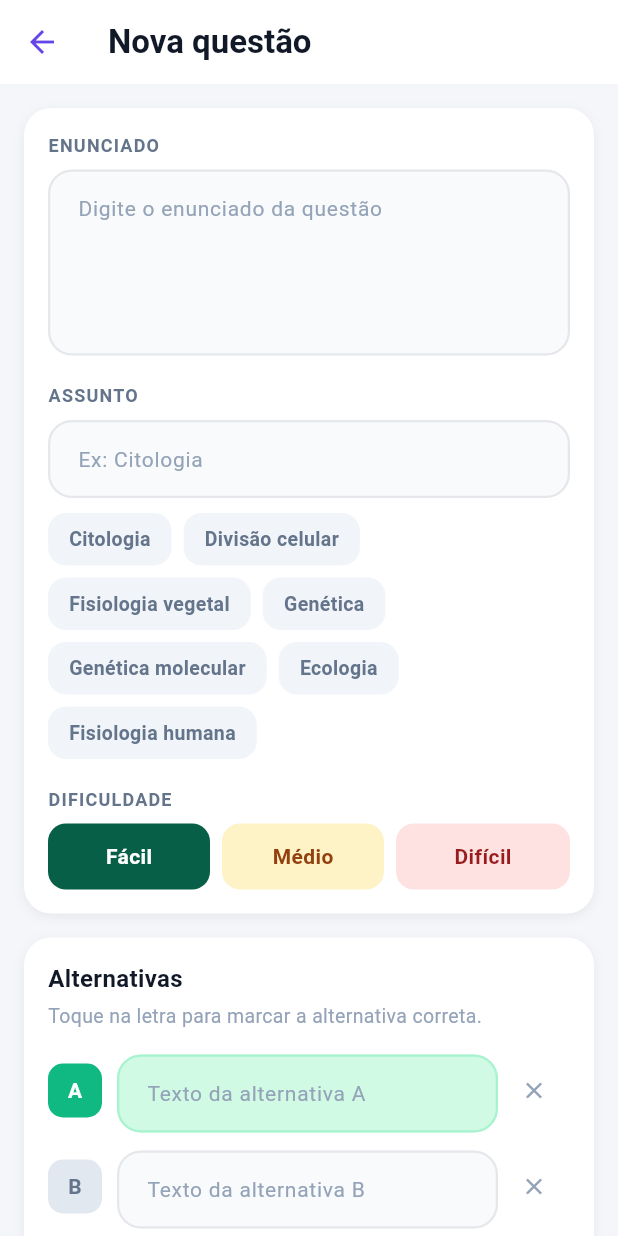
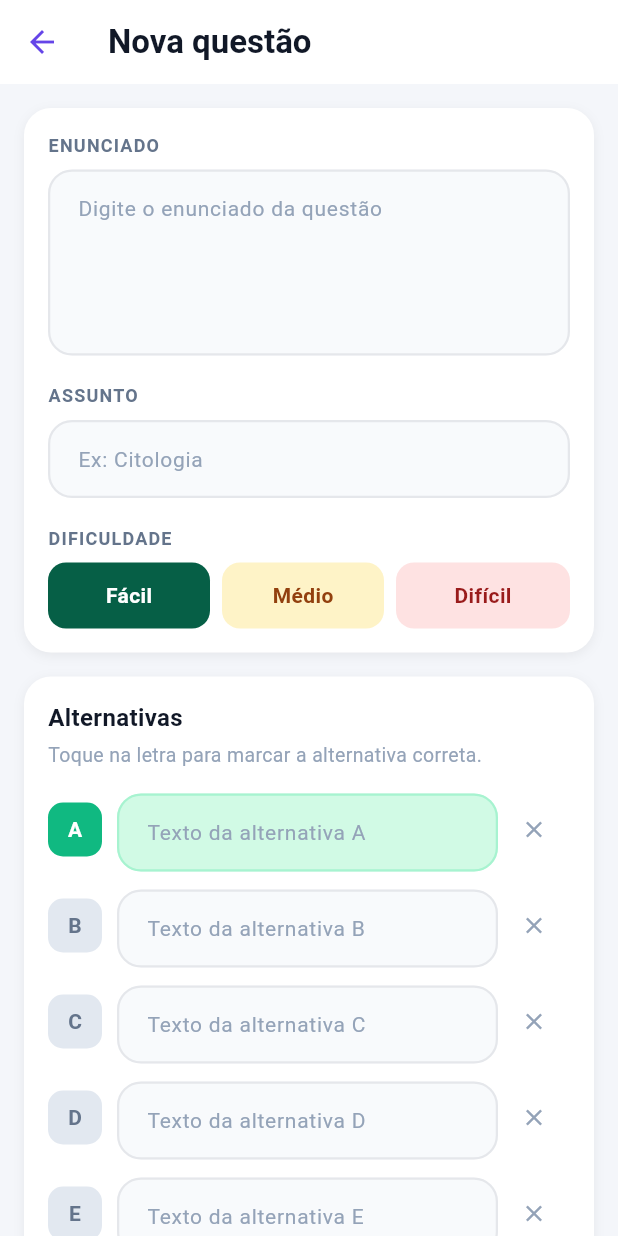
Before and after one commit to JoaoVitorWinter/prova_certa, a Flutter app: the BancoQuestoesScreen screen opened directly, after a tap on "+ Adicionar", on a phone screen of 412 x 824 dp. Run offline on Flutter 3.47's test engine with Material 3 defaults, Android fonts, the phone set to English and light mode, and no system bars; our stand-ins replace camera, cloud_firestore, csv, file_picker, firebase_auth, firebase_core and 1 more; missing offline and left inert: mobile_scanner; accounts and stored records are empty.

Commit message:
feat: banco de questoes no Firestore com CRUD

```diff
--- a/lib/screens/banco_questoes_screen.dart
+++ b/lib/screens/banco_questoes_screen.dart
@@ -1,27 +1,79 @@
+import 'dart:async';
+
 import 'package:flutter/material.dart';
 
-import '../mocks/questoes_mock.dart';
 import '../models/questao.dart';
+import '../services/questao_service.dart';
 import 'questao_form_screen.dart';
 
 const dificuldades = ['Fácil', 'Médio', 'Difícil'];
 
 class BancoQuestoesScreen extends StatefulWidget {
-  const BancoQuestoesScreen({super.key});
+  final QuestaoService? questaoService;
+
+  const BancoQuestoesScreen({super.key, this.questaoService});
 
   @override
   State<BancoQuestoesScreen> createState() => _BancoQuestoesScreenState();
 }
 
 class _BancoQuestoesScreenState extends State<BancoQuestoesScreen> {
+  late final QuestaoService questaoService;
+  StreamSubscription<List<Questao>>? assinatura;
+
+  List<Questao> questoes = [];
+  bool carregando = true;
+  Object? erro;
+
   String dificuldadeFiltro = 'Todas';
   String assuntoFiltro = 'Todos';
   String? questaoAberta;
 
+  @override
+  void initState() {
+    super.initState();
+    questaoService = widget.questaoService ?? QuestaoService();
+    escutarQuestoes();
+  }
+
+  @override
+  void dispose() {
+    assinatura?.cancel();
+    super.dispose();
+  }
+
+  void escutarQuestoes() {
+    assinatura?.cancel();
+
+    assinatura = questaoService.monitorarQuestoes().listen(
+      (lista) {
+        setState(() {
+          questoes = lista;
+          carregando = false;
+
+          if (!assuntos.contains(assuntoFiltro)) {
+            assuntoFiltro = 'Todos';
+          }
+        });
+      },
+      onError: (Object e) {
+        setState(() {
+          erro = e;
+          carregando = false;
+        });
+      },
+      onDone: () {
+        if (mounted && carregando) {
+          setState(() => carregando = false);
+        }
+      },
+    );
+  }
+
   List<String> get assuntos {
     final lista = <String>['Todos'];
 
-    for (final questao in questoesMock) {
+    for (final questao in questoes) {
       if (!lista.contains(questao.assunto)) {
         lista.add(questao.assunto);
       }
@@ -41,32 +93,26 @@ class _BancoQuestoesScreenState extends State<BancoQuestoesScreen> {
   }
 
   List<Questao> get questoesFiltradas {
-    return questoesMock.where(passaNoFiltro).toList();
+    return questoes.where(passaNoFiltro).toList();
   }
 
   Future<void> abrirFormulario({Questao? questao}) async {
     final salva = await Navigator.push<Questao>(
       context,
       MaterialPageRoute(
-        builder: (context) => QuestaoFormScreen(questao: questao),
+        builder: (context) => QuestaoFormScreen(
+          questao: questao,
+          questaoService: questaoService,
+          assuntosExistentes: assuntos.skip(1).toList(),
+        ),
       ),
     );
 
-    if (salva == null) {
+    if (salva == null || !mounted) {
       return;
     }
 
     setState(() {
-      final indice = questoesMock.indexWhere(
-        (item) => item.id == salva.id,
-      );
-
-      if (indice == -1) {
-        questoesMock.add(salva);
-      } else {
-        questoesMock[indice] = salva;
-      }
-
       if (!passaNoFiltro(salva)) {
         dificuldadeFiltro = 'Todas';
         assuntoFiltro = 'Todos';
@@ -149,19 +195,30 @@ class _BancoQuestoesScreenState extends State<BancoQuestoesScreen> {
       return;
     }
 
-    setState(() {
-      questoesMock.removeWhere((item) => item.id == questao.id);
-
-      if (!assuntos.contains(assuntoFiltro)) {
-        assuntoFiltro = 'Todos';
+    try {
+      await questaoService.excluirQuestao(questao.id);
+    } catch (e) {
+      if (!mounted) {
+        return;
       }
 
-      questaoAberta = null;
-    });
+      ScaffoldMessenger.of(context).showSnackBar(
+        SnackBar(
+          content: Text('Não foi possível excluir a questão: $e'),
+          backgroundColor: const Color(0xFFD32F2F),
+          behavior: SnackBarBehavior.floating,
+        ),
+      );
+      return;
+    }
 
     if (!mounted) {
       return;
     }
+
+    setState(() {
+      questaoAberta = null;
+    });
 
     ScaffoldMessenger.of(context).showSnackBar(
       const SnackBar(
@@ -170,10 +227,169 @@ class _BancoQuestoesScreenState extends State<BancoQuestoesScreen> {
     );
   }
 
+  Widget buildConteudo() {
+    if (carregando) {
+      return const Center(
+        child: CircularProgressIndicator(
+          color: Color(0xFF6545E8),
+        ),
+      );
+    }
+
+    if (erro != null) {
+      return Center(
+        child: Padding(
+          padding: const EdgeInsets.all(24),
+
+          child: Column(
+            mainAxisAlignment: MainAxisAlignment.center,
+
+            children: [
+              const Icon(
+                Icons.error_outline_rounded,
+                size: 48,
+                color: Color(0xFFE53935),
+              ),
+
+              const SizedBox(height: 12),
+
+              const Text(
+                'Não foi possível carregar as questões.',
+
+                style: TextStyle(
+                  fontSize: 16,
+                  fontWeight: FontWeight.bold,
+                  color: Color(0xFF111827),
+                ),
+              ),
+
+              const SizedBox(height: 6),
+
+              Text(
+                '$erro',
+                textAlign: TextAlign.center,
+
+                style: const TextStyle(
+                  color: Color(0xFF94A3B8),
+                  fontSize: 13,
+                ),
+              ),
+
+              const SizedBox(height: 16),
+
+              ElevatedButton(
+                onPressed: () {
+                  setState(() {
+                    carregando = true;
+                    erro = null;
+                  });
+
+                  escutarQuestoes();
+                },
+
+                style: ElevatedButton.styleFrom(
+                  backgroundColor: const Color(0xFF6545E8),
+                  foregroundColor: Colors.white,
+                ),
+
+                child: const Text('Tentar novamente'),
+              ),
+            ],
+          ),
+        ),
+      );
+    }
+
+    if (questoes.isEmpty) {
+      return const Center(
+        child: Padding(
+          padding: EdgeInsets.all(24),
+
+          child: Column(
+            mainAxisAlignment: MainAxisAlignment.center,
+
+            children: [
+              Icon(
+                Icons.quiz_outlined,
+                size: 48,
+                color: Color(0xFF94A3B8),
+              ),
+
+              SizedBox(height: 12),
+
+              Text(
+                'Nenhuma questão cadastrada',
+
+                style: TextStyle(
+                  fontSize: 16,
+                  fontWeight: FontWeight.bold,
+                  color: Color(0xFF111827),
+                ),
+              ),
+
+              SizedBox(height: 6),
+
+              Text(
+                'Toque em "+ Adicionar" para criar a primeira questão.',
+                textAlign: TextAlign.center,
+
+                style: TextStyle(
+                  color: Color(0xFF94A3B8),
+                  fontSize: 13,
+                ),
+              ),
+            ],
+          ),
+        ),
+      );
+    }
+
+    final filtradas = questoesFiltradas;
+
+    return ListView.separated(
+      padding: const EdgeInsets.fromLTRB(14, 14, 14, 24),
+      itemCount: filtradas.length + 1,
+
+      separatorBuilder: (context, index) => const SizedBox(height: 10),
+
+      itemBuilder: (context, index) {
+        if (index == 0) {
+          final total = filtradas.length;
+
+          return Text(
+            total == 1
+                ? '1 questão encontrada'
+                : '$total questões encontradas',
+
+            style: const TextStyle(
+              color: Color(0xFF94A3B8),
+              fontSize: 13,
+            ),
+          );
+        }
+
+        final questao = filtradas[index - 1];
+
+        return QuestaoCard(
+          questao: questao,
+          numero: index,
+          aberta: questaoAberta == questao.id,
+
+          onToggle: () {
+            setState(() {
+              questaoAberta = questaoAberta == questao.id ? null : questao.id;
+            });
+          },
+
+          onEditar: () => abrirFormulario(questao: questao),
+          onExcluir: () => excluirQuestao(questao),
+        );
+      },
+    );
+  }
+
   @override
   Widget build(BuildContext context) {
-    final questoes = questoesFiltradas;
-
     return Scaffold(
       backgroundColor: const Color(0xFFF4F6FA),
 
@@ -185,27 +401,13 @@ class _BancoQuestoesScreenState extends State<BancoQuestoesScreen> {
           color: Color(0xFF6545E8),
         ),
 
-        title: const Column(
-          crossAxisAlignment: CrossAxisAlignment.start,
-          mainAxisSize: MainAxisSize.min,
-          children: [
-            Text(
+        title: const Text(
           'Banco de Questões',
           style: TextStyle(
             color: Color(0xFF111827),
             fontWeight: FontWeight.bold,
             fontSize: 16,
           ),
-            ),
-            Text(
-              'Modo demonstrativo',
-              style: TextStyle(
-                color: Color(0xFF6545E8),
-                fontSize: 10,
-                fontWeight: FontWeight.w500,
-              ),
-            ),
-          ],
         ),
 
         actions: [
@@ -318,47 +520,7 @@ class _BancoQuestoesScreenState extends State<BancoQuestoesScreen> {
           ),
 
           Expanded(
-            child: ListView.separated(
-              padding: const EdgeInsets.fromLTRB(14, 14, 14, 24),
-              itemCount: questoes.length + 1,
-
-              separatorBuilder: (context, index) => const SizedBox(height: 10),
-
-              itemBuilder: (context, index) {
-                if (index == 0) {
-                  final total = questoes.length;
-
-                  return Text(
-                    total == 1
-                        ? '1 questão encontrada'
-                        : '$total questões encontradas',
-
-                    style: const TextStyle(
-                      color: Color(0xFF94A3B8),
-                      fontSize: 13,
-                    ),
-                  );
-                }
-
-                final questao = questoes[index - 1];
-
-                return QuestaoCard(
-                  questao: questao,
-                  numero: index,
-                  aberta: questaoAberta == questao.id,
-
-                  onToggle: () {
-                    setState(() {
-                      questaoAberta =
-                          questaoAberta == questao.id ? null : questao.id;
-                    });
-                  },
-
-                  onEditar: () => abrirFormulario(questao: questao),
-                  onExcluir: () => excluirQuestao(questao),
-                );
-              },
-            ),
+            child: buildConteudo(),
           ),
         ],
       ),
--- a/lib/screens/questao_form_screen.dart
+++ b/lib/screens/questao_form_screen.dart
@@ -1,20 +1,24 @@
 import 'package:flutter/material.dart';
 
-import '../mocks/questoes_mock.dart';
 import '../models/alternativa.dart';
 import '../models/questao.dart';
+import '../services/questao_service.dart';
 import 'banco_questoes_screen.dart';
 
 const disciplinaPadrao = 'Biologia';
-const maximoAlternativas = 5;
-const minimoAlternativas = 2;
+const maximoAlternativas = QuestaoService.maximoAlternativas;
+const minimoAlternativas = QuestaoService.minimoAlternativas;
 
 class QuestaoFormScreen extends StatefulWidget {
   final Questao? questao;
+  final QuestaoService? questaoService;
+  final List<String> assuntosExistentes;
 
   const QuestaoFormScreen({
     super.key,
     this.questao,
+    this.questaoService,
+    this.assuntosExistentes = const [],
   });
 
   @override
@@ -22,6 +26,8 @@ class QuestaoFormScreen extends StatefulWidget {
 }
 
 class _QuestaoFormScreenState extends State<QuestaoFormScreen> {
+  late final QuestaoService questaoService;
+
   final enunciadoController = TextEditingController();
   final assuntoController = TextEditingController();
 
@@ -29,12 +35,15 @@ class _QuestaoFormScreenState extends State<QuestaoFormScreen> {
 
   String dificuldade = 'Fácil';
   int corretaIndex = 0;
+  bool salvando = false;
 
   bool get editando => widget.questao != null;
 
   @override
   void initState() {
     super.initState();
+
+    questaoService = widget.questaoService ?? QuestaoService();
 
     final questao = widget.questao;
 
@@ -79,17 +88,7 @@ class _QuestaoFormScreenState extends State<QuestaoFormScreen> {
     return String.fromCharCode(65 + index);
   }
 
-  List<String> get assuntosExistentes {
-    final lista = <String>[];
-
-    for (final questao in questoesMock) {
-      if (!lista.contains(questao.assunto)) {
-        lista.add(questao.assunto);
-      }
-    }
-
-    return lista;
-  }
+  List<String> get assuntosExistentes => widget.assuntosExistentes;
 
   bool get alternativasPreenchidas {
     return alternativaControllers.every(
@@ -130,8 +129,10 @@ class _QuestaoFormScreenState extends State<QuestaoFormScreen> {
     });
   }
 
-  void salvar() {
-    if (!formularioValido) {
+  Future<void> salvar() async {
+    FocusScope.of(context).unfocus();
+
+    if (!formularioValido || salvando) {
       return;
     }
 
@@ -147,17 +148,45 @@ class _QuestaoFormScreenState extends State<QuestaoFormScreen> {
     }
 
     final questao = Questao(
-      id: widget.questao?.id ??
-          'q${DateTime.now().millisecondsSinceEpoch}',
+      id: widget.questao?.id ?? '',
       enunciado: enunciadoController.text.trim(),
       alternativas: alternativas,
       correta: letraPara(corretaIndex),
       assunto: assuntoController.text.trim(),
       dificuldade: dificuldade,
       disciplina: widget.questao?.disciplina ?? disciplinaPadrao,
+      criadoEm: widget.questao?.criadoEm,
     );
 
-    Navigator.pop(context, questao);
+    setState(() => salvando = true);
+
+    try {
+      final salva = editando
+          ? await questaoService.atualizarQuestao(questao)
+          : await questaoService.criarQuestao(questao);
+
+      if (mounted) {
+        Navigator.pop(context, salva);
+      }
+    } catch (e) {
+      if (mounted) {
+        final mensagem = e is ArgumentError
+            ? '${e.message}'
+            : e.toString().replaceFirst('Exception: ', '');
+
+        ScaffoldMessenger.of(context).showSnackBar(
+          SnackBar(
+            content: Text(mensagem),
+            backgroundColor: const Color(0xFFD32F2F),
+            behavior: SnackBarBehavior.floating,
+          ),
+        );
+      }
+    } finally {
+      if (mounted) {
+        setState(() => salvando = false);
+      }
+    }
   }
 
   @override
@@ -435,7 +464,7 @@ class _QuestaoFormScreenState extends State<QuestaoFormScreen> {
             height: 54,
 
             child: ElevatedButton(
-              onPressed: formularioValido ? salvar : null,
+              onPressed: formularioValido && !salvando ? salvar : null,
 
               style: ElevatedButton.styleFrom(
                 backgroundColor: const Color(0xFF6545E8),
@@ -447,7 +476,17 @@ class _QuestaoFormScreenState extends State<QuestaoFormScreen> {
                 ),
               ),
 
-              child: Text(
+              child: salvando
+                  ? const SizedBox(
+                      height: 22,
+                      width: 22,
+
+                      child: CircularProgressIndicator(
+                        color: Colors.white,
+                        strokeWidth: 2.5,
+                      ),
+                    )
+                  : Text(
                       editando ? 'Salvar alterações' : 'Criar questão',
 
                       style: const TextStyle(
--- /dev/null
+++ b/lib/services/questao_service.dart
@@ -0,0 +1,147 @@
+import 'package:cloud_firestore/cloud_firestore.dart';
+import 'package:firebase_auth/firebase_auth.dart';
+import 'package:firebase_core/firebase_core.dart';
+
+import '../models/questao.dart';
+
+class QuestaoService {
+  static const minimoAlternativas = 2;
+  static const maximoAlternativas = 5;
+
+  final FirebaseFirestore? _firestore;
+  final FirebaseAuth? _auth;
+
+  QuestaoService({
+    FirebaseFirestore? firestore,
+    FirebaseAuth? auth,
+  })  : _firestore = firestore ??
+            (Firebase.apps.isNotEmpty ? FirebaseFirestore.instance : null),
+        _auth = auth ??
+            (Firebase.apps.isNotEmpty ? FirebaseAuth.instance : null);
+
+  FirebaseFirestore get firestore {
+    if (_firestore == null) {
+      throw StateError('Firestore não foi inicializado.');
+    }
+    return _firestore;
+  }
+
+  String get currentUserId {
+    final uid = _auth?.currentUser?.uid;
+    if (uid == null || uid.isEmpty) {
+      throw StateError('Nenhum professor autenticado encontrado.');
+    }
+    return uid;
+  }
+
+  String _resolveUserId(String? userId) {
+    if (userId != null && userId.isNotEmpty) return userId;
+    return currentUserId;
+  }
+
+  CollectionReference<Map<String, dynamic>> _questoesRef(String userId) {
+    return firestore.collection('usuarios').doc(userId).collection('questoes');
+  }
+
+  List<Questao> _ordenar(Iterable<Questao> questoes) {
+    final lista = questoes.toList();
+    lista.sort((a, b) {
+      final dataA = a.criadoEm;
+      final dataB = b.criadoEm;
+      if (dataA == null && dataB == null) return 0;
+      if (dataA == null) return 1;
+      if (dataB == null) return -1;
+      return dataA.compareTo(dataB);
+    });
+    return lista;
+  }
+
+  void _validar(Questao questao) {
+    if (questao.enunciado.trim().isEmpty) {
+      throw ArgumentError('O enunciado da questão é obrigatório.');
+    }
+    if (questao.assunto.trim().isEmpty) {
+      throw ArgumentError('O assunto da questão é obrigatório.');
+    }
+    if (questao.dificuldade.trim().isEmpty) {
+      throw ArgumentError('A dificuldade da questão é obrigatória.');
+    }
+    if (questao.disciplina.trim().isEmpty) {
+      throw ArgumentError('A disciplina da questão é obrigatória.');
+    }
+    if (questao.alternativas.length < minimoAlternativas ||
+        questao.alternativas.length > maximoAlternativas) {
+      throw ArgumentError(
+        'A questão deve ter entre $minimoAlternativas e '
+        '$maximoAlternativas alternativas.',
+      );
+    }
+    if (questao.alternativas.any((a) => a.texto.trim().isEmpty)) {
+      throw ArgumentError('Todas as alternativas devem ser preenchidas.');
+    }
+    if (!questao.alternativas.any((a) => a.letra == questao.correta)) {
+      throw ArgumentError('Selecione a alternativa correta.');
+    }
+  }
+
+  Stream<List<Questao>> monitorarQuestoes({String? userId}) {
+    if (_firestore == null) return const Stream.empty();
+    try {
+      final uid = _resolveUserId(userId);
+      return _questoesRef(uid).snapshots().map((snapshot) =>
+          _ordenar(snapshot.docs.map((doc) => Questao.fromFirestore(doc))));
+    } catch (e) {
+      return Stream.error(e);
+    }
+  }
+
+  Future<List<Questao>> listarQuestoes({String? userId}) async {
+    final uid = _resolveUserId(userId);
+    final snapshot = await _questoesRef(uid).get();
+    return _ordenar(snapshot.docs.map((doc) => Questao.fromFirestore(doc)));
+  }
+
+  Future<Questao?> buscarQuestao(String questaoId, {String? userId}) async {
+    final uid = _resolveUserId(userId);
+    final doc = await _questoesRef(uid).doc(questaoId).get();
+    if (!doc.exists) return null;
+    return Questao.fromFirestore(doc);
+  }
+
+  Future<Questao> criarQuestao(Questao questao, {String? userId}) async {
+    _validar(questao);
+
+    final uid = _resolveUserId(userId);
+    final docRef = _questoesRef(uid).doc();
+    final nova = questao.copyWith(id: docRef.id);
+
+    await docRef.set({
+      'id': docRef.id,
+      ...nova.toFirestore(),
+    });
+
+    return nova.copyWith(
+      criadoEm: DateTime.now(),
+      atualizadoEm: DateTime.now(),
+    );
+  }
+
+  Future<Questao> atualizarQuestao(Questao questao, {String? userId}) async {
+    if (questao.id.isEmpty) {
+      throw ArgumentError('Questão sem identificador para atualização.');
+    }
+    _validar(questao);
+
+    final uid = _resolveUserId(userId);
+    final dados = questao.toFirestore()..remove('criadoEm');
+
+    await _questoesRef(uid).doc(questao.id).update(dados);
+
+    return questao.copyWith(atualizadoEm: DateTime.now());
+  }
+
+  Future<void> excluirQuestao(String questaoId, {String? userId}) async {
+    final uid = _resolveUserId(userId);
+    await _questoesRef(uid).doc(questaoId).delete();
+  }
+}
```
Also changed, not shown: 3 other files. Lines whose indentation alone changed are shown as unchanged.
